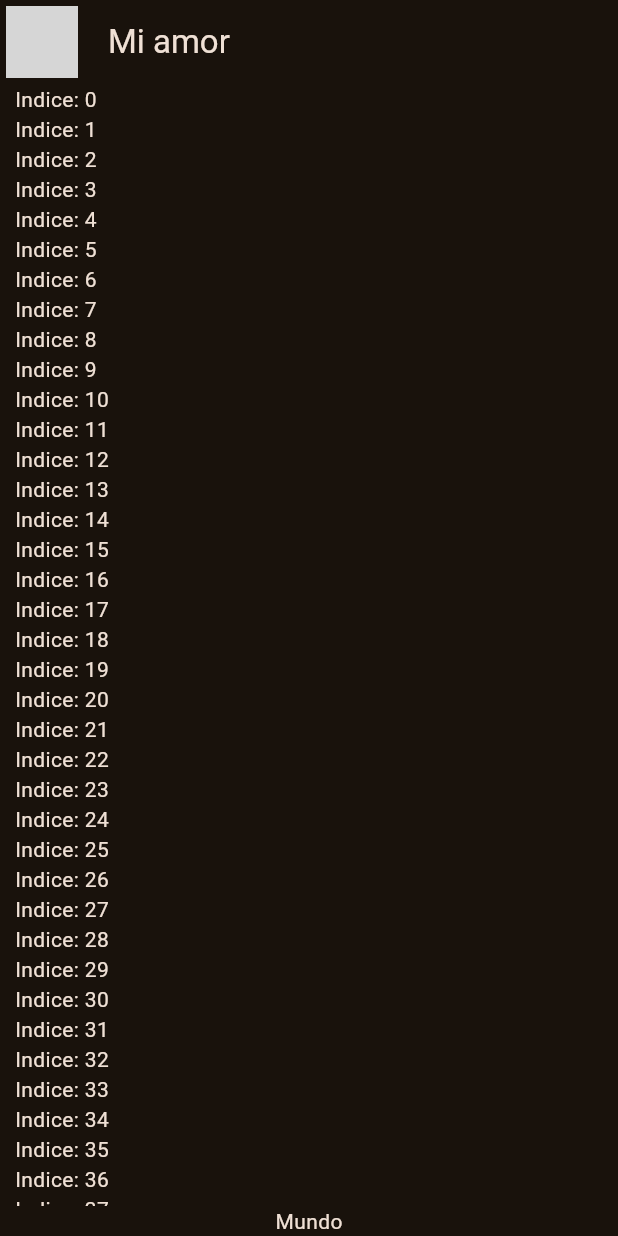
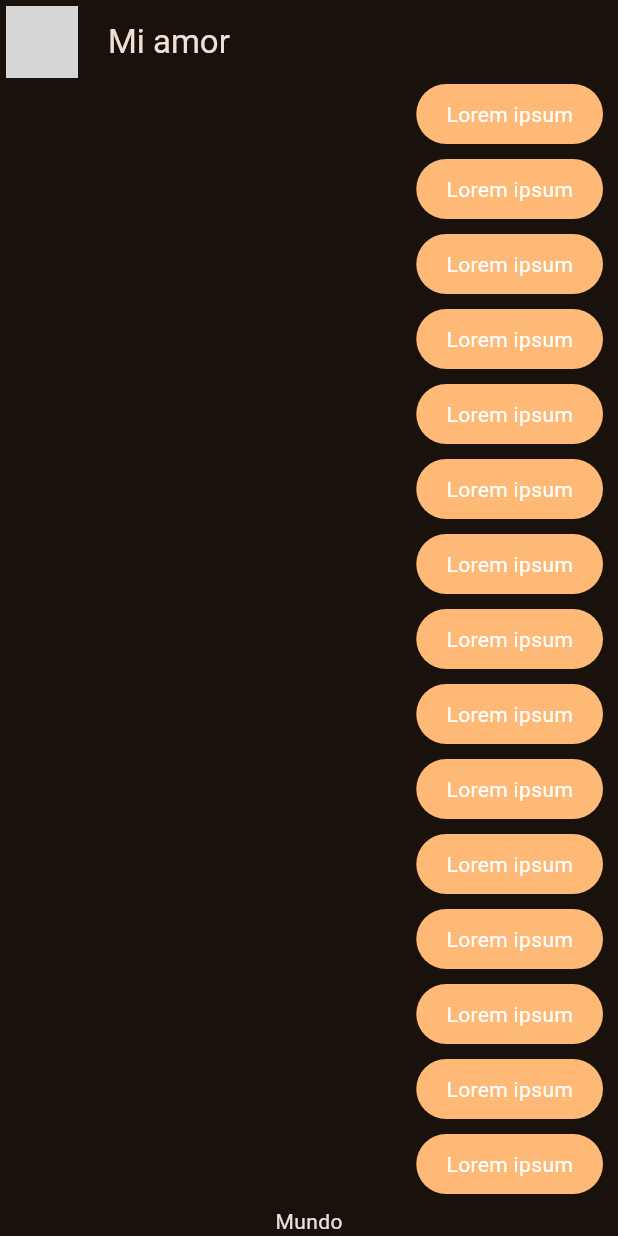
Before and after one commit to saitohfin/flutter_course_yes_no_app, a Flutter app: the screen it shows after launch, on a phone screen of 412 x 824 dp. Run offline on Flutter 3.47's test engine with Material 2 defaults, Android fonts, the phone set to English and light mode, and no system bars; missing offline and left inert: dart:html; network calls fail; grey boxes are pictures that could not be loaded.

Commit message:
MyMessageBubble

```diff
--- a/lib/main.dart
+++ b/lib/main.dart
@@ -1,6 +1,6 @@
 import 'package:flutter/material.dart';
 import 'package:yes_no_app/config/theme/app_theme.dart';
-import 'package:yes_no_app/presentation/chat/chat_screen.dart';
+import 'package:yes_no_app/presentation/screens/chat/chat_screen.dart';
 
 void main() => runApp(const MyApp());
 
--- a/lib/presentation/chat/chat_screen.dart
+++ b/lib/presentation/screens/chat/chat_screen.dart
@@ -1,4 +1,5 @@
 import 'package:flutter/material.dart';
+import 'package:yes_no_app/presentation/widgets/chat/my_message_bubble.dart';
 
 class ChatScreen extends StatelessWidget {
   const ChatScreen({super.key});
@@ -34,7 +35,7 @@ class _ChatView extends StatelessWidget {
                 child: ListView.builder(
                     itemCount: 100,
                     itemBuilder: (context, index) {
-                      return Text('Indice: $index');
+                      return MyMessageBubble();
                     })),
             Text('Mundo')
           ],
--- /dev/null
+++ b/lib/presentation/widgets/chat/my_message_bubble.dart
@@ -0,0 +1,26 @@
+import 'package:flutter/material.dart';
+
+class MyMessageBubble extends StatelessWidget {
+  const MyMessageBubble({super.key});
+
+  @override
+  Widget build(BuildContext context) {
+    final colors = Theme.of(context).colorScheme;
+    return Column(
+      crossAxisAlignment: CrossAxisAlignment.end,
+      children: [
+        Container(
+          decoration: BoxDecoration(
+            color: colors.primary,
+            borderRadius: BorderRadius.circular(20)
+          ),
+          child: const Padding(
+            padding: EdgeInsets.symmetric(horizontal: 20, vertical:10),
+            child: Text('Lorem ipsum', style: TextStyle(color: Colors.white),),
+          ),
+        ),
+        const SizedBox(height: 10,)
+      ],
+    );
+  }
+}
```
